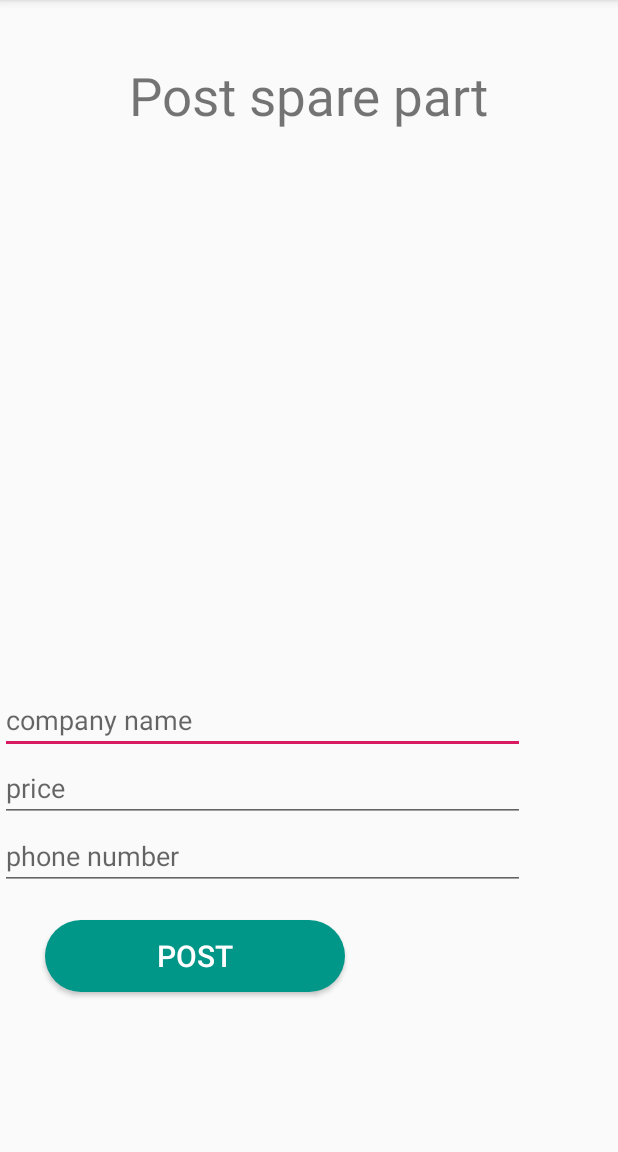
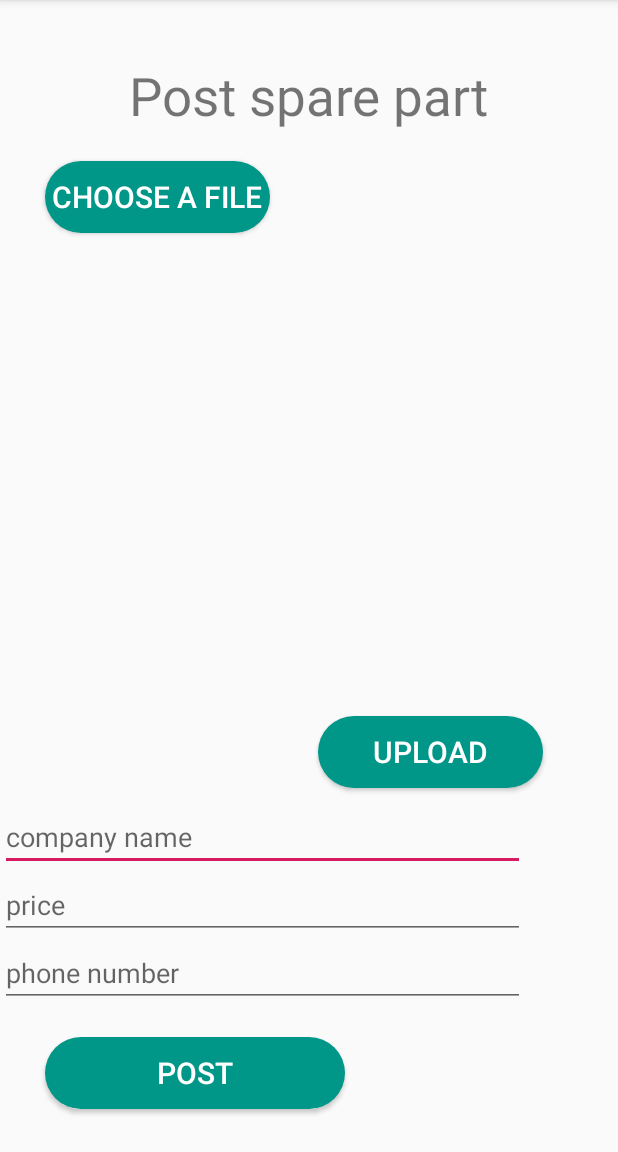
Before and after one commit to nice-nicole/KANIKA, an Android app: the UploadActivity screen opened directly, with no data from a screen before it, on a phone screen of 412 x 824 dp, the part 84-1236 px from its top. Run offline under Robolectric (Android 15) with nearby library versions, the phone set to English and light mode, and no system bars.

Commit message:
added buttons for choosing and uploading images

```diff
--- a/app/src/main/res/layout/activity_upload.xml
+++ b/app/src/main/res/layout/activity_upload.xml
@@ -5,6 +5,7 @@
     android:layout_width="match_parent"
     android:layout_height="match_parent"
     tools:context=".UploadActivity">
+
 
     <TextView
         android:id="@+id/postTxt"
@@ -15,6 +16,21 @@
         android:layout_marginTop="40dp"
         android:layout_centerHorizontal="true"/>
 
+    <Button
+        android:id="@+id/chooseF"
+        android:layout_width="150dp"
+        android:layout_height="wrap_content"
+        android:layout_marginLeft="30dp"
+        android:layout_marginTop="20dp"
+        android:layout_marginRight="50dp"
+        android:text="choose a file"
+        android:background = "@drawable/round_button"
+        android:textSize="20sp"
+        android:layout_below="@id/postTxt"
+        android:textColor="#ffffff"
+        android:layout_marginBottom="10dp"/>
+
+
     <ImageView
         android:id="@+id/sparePartImg"
         android:layout_width="350dp"
@@ -22,11 +38,27 @@
         android:layout_below="@+id/postTxt"
         android:layout_marginTop="20dp"/>
 
+    <Button
+        android:id="@+id/uploadImg"
+        android:layout_width="150dp"
+        android:layout_height="wrap_content"
+        android:layout_marginLeft="30dp"
+        android:layout_marginTop="20dp"
+        android:layout_marginRight="50dp"
+        android:text="upload"
+        android:background = "@drawable/round_button"
+        android:textSize="20sp"
+        android:layout_below="@id/sparePartImg"
+        android:textColor="#ffffff"
+        android:layout_marginBottom="10dp"
+        android:layout_alignParentRight="true"/>
+
+
     <EditText
         android:id="@+id/compName"
         android:layout_width="350dp"
         android:layout_height="wrap_content"
-        android:layout_below="@+id/sparePartImg"
+        android:layout_below="@+id/uploadImg"
         android:hint="company name"/>
 
     <EditText
```
Also changed, not shown: 1 other file.
